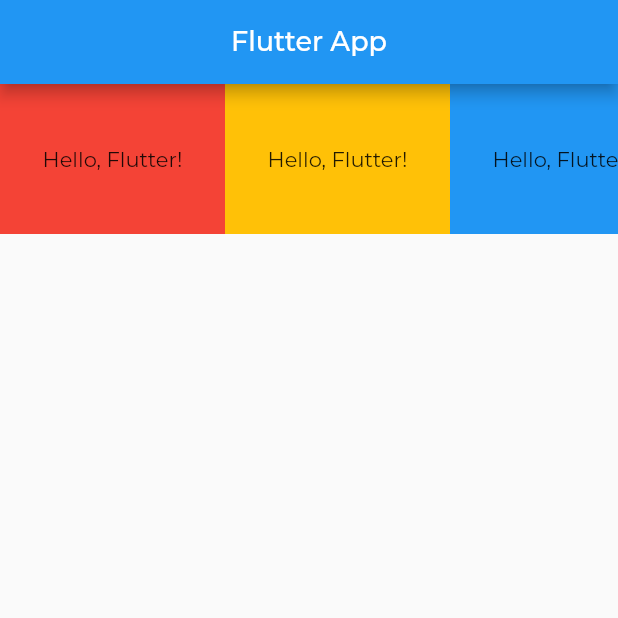
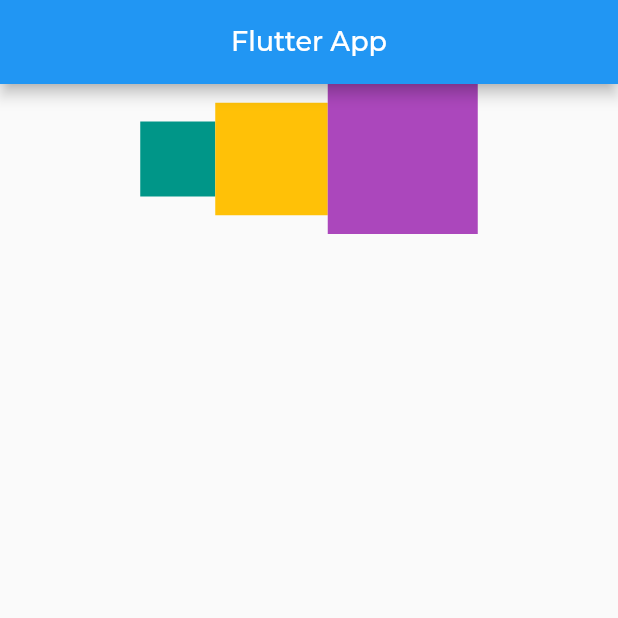
Before and after one commit to tamathecxder/flutter_fasttrack, a Flutter app: the screen it shows after launch, on a phone screen of 412 x 824 dp, the top half of it. Run offline on Flutter 3.47's test engine with Material 2 defaults, Android fonts, the phone set to English and light mode, and no system bars; project files that could hold a hidden picture were left out.

Commit message:
mainAxis dan crossAxis aligment pada flutter sebagai arah layouting

```diff
--- a/lib/main.dart
+++ b/lib/main.dart
@@ -17,77 +17,28 @@
           ),
           centerTitle: true,
         ),
-          body: SingleChildScrollView(
-            scrollDirection: Axis.horizontal,
-            child: Row(
+        body: Row(
+          mainAxisAlignment: MainAxisAlignment.center,
+          crossAxisAlignment: CrossAxisAlignment.center,
           children: [
             Container(
-                  width: 150,
-                  height: 100,
-                  color: Colors.red,
-                  child: Center(
-                    child: Text("Hello, Flutter!"),
-                  ),
+              width: 50,
+              height: 50,
+              color: Colors.teal,
             ),
             Container(
-                  width: 150,
-                  height: 100,
+              width: 75,
+              height: 75,
               color: Colors.amber,
-                  child: Center(
-                    child: Text("Hello, Flutter!"),
-                  ),
             ),
             Container(
-                  width: 150,
+              width: 100,
               height: 100,
-                  color: Colors.blue,
-                  child: Center(
-                    child: Text("Hello, Flutter!"),
-                  ),
-                ),
-                Container(
-                  width: 150,
-                  height: 100,
-                  color: Colors.red,
-                  child: Center(
-                    child: Text("Hello, Flutter!"),
-                  ),
-                ),
-                Container(
-                  width: 150,
-                  height: 100,
-                  color: Colors.amber,
-                  child: Center(
-                    child: Text("Hello, Flutter!"),
-                  ),
-                ),
-                Container(
-                  width: 150,
-                  height: 100,
-                  color: Colors.blue,
-                  child: Center(
-                    child: Text("Hello, Flutter!"),
-                  ),
-                ),
-                Container(
-                  width: 150,
-                  height: 100,
-                  color: Colors.red,
-                  child: Center(
-                    child: Text("Hello, Flutter!"),
-                  ),
-                ),
-                Container(
-                  width: 150,
-                  height: 100,
-                  color: Colors.amber,
-                  child: Center(
-                    child: Text("Hello, Flutter!"),
-                  ),
+              color: Colors.purple[400],
             ),
           ],
         ),
-          )),
+      ),
     );
   }
 }
```
Lines whose indentation alone changed are shown as unchanged.
